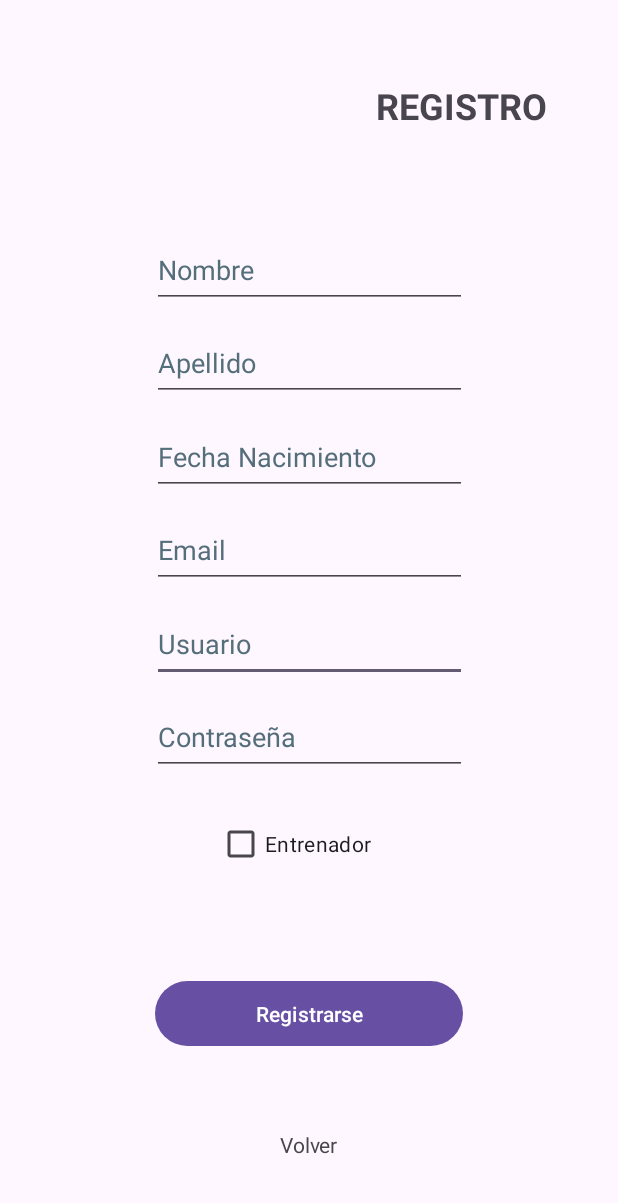
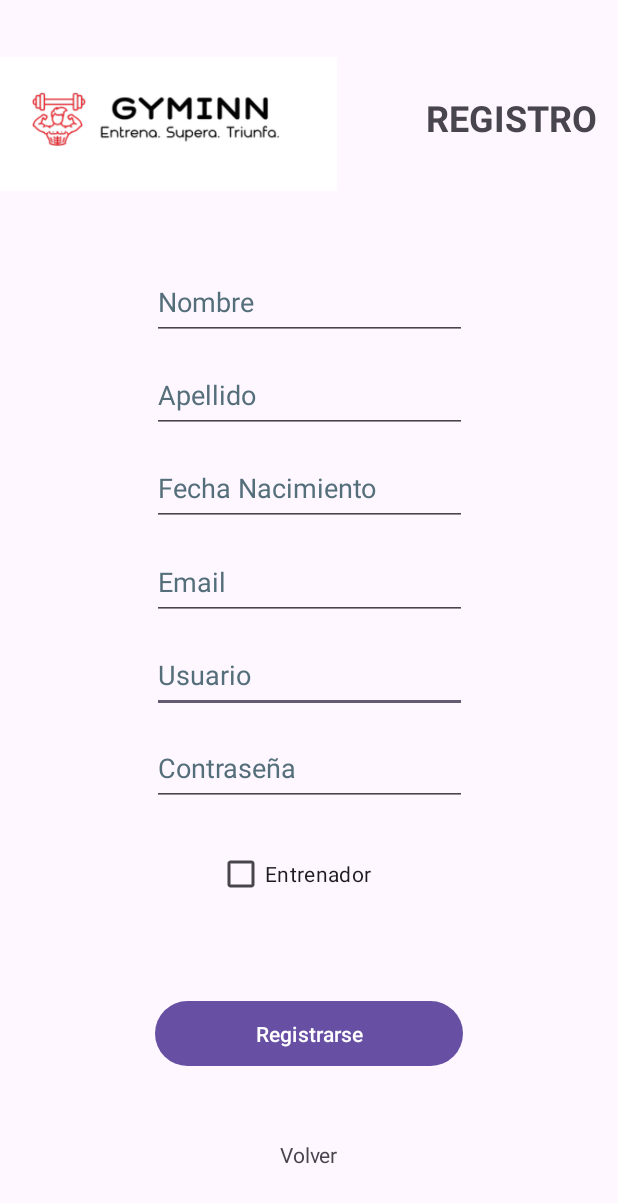
Before and after one commit to Javiertries2code/MovilGymInn, an Android app: the RegisterActivity screen opened directly, with no data from a screen before it, on a phone screen of 412 x 824 dp. Shown: the top 1203 px of the screen. Run offline under Robolectric (Android 15) with nearby library versions, the phone set to English and light mode, and no system bars.

Commit message:
Creacion de los documentos para las vistas

```diff
--- a/MovilGymInnXML/app/src/main/java/com/example/gyminnxml/RegisterActivity.kt
+++ b/MovilGymInnXML/app/src/main/java/com/example/gyminnxml/RegisterActivity.kt
@@ -2,12 +2,28 @@ package com.example.gyminnxml
 
 import android.content.Intent
 import android.os.Bundle
+import android.widget.Button
+import android.widget.TextView
 import androidx.appcompat.app.AppCompatActivity
 
 class RegisterActivity : AppCompatActivity() {
+
     override fun onCreate(savedInstanceState: Bundle?) {
         super.onCreate(savedInstanceState)
         setContentView(R.layout.activity_register)
 
+
+        val btnRegistro = findViewById<Button>(R.id.buttonRegistro)
+        btnRegistro.setOnClickListener {
+            val intent = Intent(this, MainActivity::class.java)
+            startActivity(intent)
+        }
+
+        //Este se cambia el Button por TextView para que funcione
+        val btnVolver = findViewById<TextView>(R.id.ButtonVolver)
+        btnVolver.setOnClickListener {
+            val intent = Intent(this, MainActivity::class.java)
+            startActivity(intent)
+        }
     }
 }
--- a/MovilGymInnXML/app/src/main/res/layout/activity_main.xml
+++ b/MovilGymInnXML/app/src/main/res/layout/activity_main.xml
@@ -21,6 +21,7 @@
         android:id="@+id/etPassword"
         android:layout_width="wrap_content"
         android:layout_height="wrap_content"
+        android:autofillHints=""
         android:ems="10"
         android:hint="@string/clave"
         android:inputType="numberPassword"
@@ -35,6 +36,7 @@
         android:id="@+id/etUsuario"
         android:layout_width="wrap_content"
         android:layout_height="wrap_content"
+        android:autofillHints=""
         android:ems="10"
         android:hint="@string/usuario"
         android:inputType="text"
@@ -71,6 +73,7 @@
         android:layout_width="383dp"
         android:layout_height="143dp"
         android:background="#F8F6F6"
+        android:contentDescription="@string/imageViewLogin"
         app:layout_constraintBottom_toTopOf="@+id/etUsuario"
         app:layout_constraintEnd_toEndOf="parent"
         app:layout_constraintStart_toStartOf="parent"
--- /dev/null
+++ b/MovilGymInnXML/app/src/main/res/layout/activity_profile.xml
@@ -0,0 +1,6 @@
+<?xml version="1.0" encoding="utf-8"?>
+<androidx.constraintlayout.widget.ConstraintLayout xmlns:android="http://schemas.android.com/apk/res/android"
+    android:layout_width="match_parent"
+    android:layout_height="match_parent">
+
+</androidx.constraintlayout.widget.ConstraintLayout>
--- a/MovilGymInnXML/app/src/main/res/layout/activity_register.xml
+++ b/MovilGymInnXML/app/src/main/res/layout/activity_register.xml
@@ -12,13 +12,12 @@
         android:autofillHints=""
         android:ems="10"
         android:hint="@string/EditTextUser"
-        android:inputType="textPassword"
         android:textColorHint="#546E7A"
         app:layout_constraintBottom_toTopOf="@+id/editTextTextPassword"
         app:layout_constraintEnd_toEndOf="@+id/editTextTextPassword"
         app:layout_constraintStart_toStartOf="@+id/editTextTextPassword"
         app:layout_constraintTop_toBottomOf="@+id/editTextTextEmailAddress"
-        tools:ignore="MissingConstraints" />
+        tools:ignore="MissingConstraints,TextFields" />
 
     <com.google.android.material.textfield.TextInputEditText
         android:id="@+id/editText"
@@ -91,17 +90,17 @@
 
     <ImageView
         android:id="@+id/imageView"
-        android:layout_width="129dp"
-        android:layout_height="99dp"
-        android:contentDescription="@string/LogoImage"
+        android:layout_width="226dp"
+        android:layout_height="89dp"
+        android:background="#F8F6F6"
+        android:contentDescription="@string/imageViewRegister"
+        android:src="@drawable/logo4"
         app:layout_constraintBottom_toTopOf="@+id/guideline"
         app:layout_constraintEnd_toStartOf="@+id/textView6"
         app:layout_constraintStart_toStartOf="parent"
         app:layout_constraintTop_toTopOf="parent"
-        app:layout_constraintVertical_bias="0.636"
-        tools:ignore="ImageContrastCheck,MissingConstraints"
-        tools:srcCompat="@tools:sample/avatars" />
-    <!-- HOLAAA -->
+        tools:ignore="VisualLintBounds" />
+
     <TextView
         android:id="@+id/textView6"
         android:layout_width="146dp"
@@ -115,35 +114,35 @@
         app:layout_constraintEnd_toEndOf="parent"
         app:layout_constraintStart_toEndOf="@+id/imageView"
         app:layout_constraintTop_toTopOf="parent"
-        app:layout_constraintVertical_bias="0.524"
-        tools:ignore="MissingConstraints,TextSizeCheck" />
+        app:layout_constraintVertical_bias="0.495"
+        tools:ignore="MissingConstraints,TextSizeCheck,VisualLintBounds" />
 
     <androidx.constraintlayout.widget.Guideline
         android:id="@+id/guideline"
         android:layout_width="wrap_content"
         android:layout_height="wrap_content"
         android:orientation="horizontal"
-        app:layout_constraintGuide_begin="143dp" />
+        app:layout_constraintGuide_begin="165dp" />
 
     <androidx.constraintlayout.widget.Guideline
         android:id="@+id/guideline2"
         android:layout_width="wrap_content"
         android:layout_height="wrap_content"
         android:orientation="horizontal"
-        app:layout_constraintGuide_begin="599dp" />
+        app:layout_constraintGuide_begin="619dp" />
 
     <Button
         android:id="@+id/buttonRegistro"
         android:layout_width="205dp"
         android:layout_height="51dp"
         android:text="@string/RegisterButton"
-        app:layout_constraintBottom_toTopOf="@+id/textView7"
+        app:layout_constraintBottom_toTopOf="@+id/ButtonVolver"
         app:layout_constraintEnd_toEndOf="parent"
         app:layout_constraintStart_toStartOf="parent"
         app:layout_constraintTop_toTopOf="@+id/guideline2" />
 
     <TextView
-        android:id="@+id/textView7"
+        android:id="@+id/ButtonVolver"
         android:layout_width="wrap_content"
         android:layout_height="wrap_content"
         android:text="@string/TextBack"
--- /dev/null
+++ b/MovilGymInnXML/app/src/main/res/layout/activity_trainer.xml
@@ -0,0 +1,6 @@
+<?xml version="1.0" encoding="utf-8"?>
+<androidx.constraintlayout.widget.ConstraintLayout xmlns:android="http://schemas.android.com/apk/res/android"
+    android:layout_width="match_parent"
+    android:layout_height="match_parent">
+
+</androidx.constraintlayout.widget.ConstraintLayout>
--- a/MovilGymInnXML/app/src/main/res/values/strings.xml
+++ b/MovilGymInnXML/app/src/main/res/values/strings.xml
@@ -1,4 +1,5 @@
 <resources>
+    <!--Pantalla Login -->
     <string name="app_name">GymInnXML</string>
     <string name="nombre">GimmInn</string>
     <string name="login">Login</string>
@@ -6,17 +7,25 @@
     <string name="remember">Remember me</string>
     <string name="usuario">Usuario</string>
     <string name="clave">Contraseña</string>
+    <string name="imageViewLogin">Imagen</string>
+    <!-- Pantalla registro-->
     <string name="EditTextName">Nombre</string>
     <string name="EditTextSurname">Apellido</string>
     <string name="EditTextEmail">Email</string>
     <string name="EditTextFechaNac">Fecha Nacimiento</string>
     <string name="EditTextUser">Usuario</string>
     <string name="EditTextPassword">Contraseña</string>
-    <string name="LogoImage">TODO</string>
     <string name="RegisterTitle">REGISTRO</string>
     <string name="RegisterButton">Registrarse</string>
     <string name="TextBack">Volver</string>
     <string name="checkboxEntrenador">Entrenador</string>
+    <string name="imageViewRegister">Imagen</string>
+
+
+    <!-- Pantalla WorkOuts  -->
+    <string name="textName">WORKOUT</string>
+
+
 
 
 </resources>
```
Also changed, not shown: MovilGymInnXML/app/src/main/java/com/example/gyminnxml/MainActivity.kt (+6 -6 lines), MovilGymInnXML/app/src/main/java/com/example/gyminnxml/ProfileActivity.kt (added, +7 -0 lines), MovilGymInnXML/app/src/main/java/com/example/gyminnxml/TrainerActivity.kt (added, +7 -0 lines), MovilGymInnXML/app/src/main/java/com/example/gyminnxml/WorkOutsActivity.kt (added, +12 -0 lines), MovilGymInnXML/app/src/main/res/layout/activity_workouts.xml (added, +131 -0 lines).
